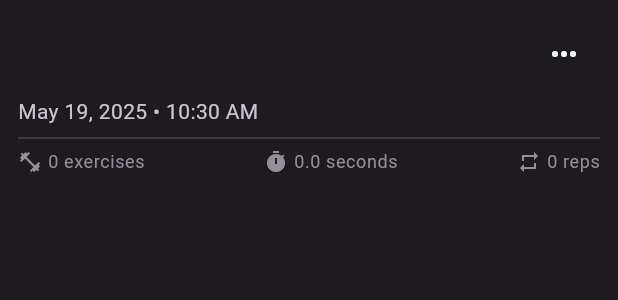
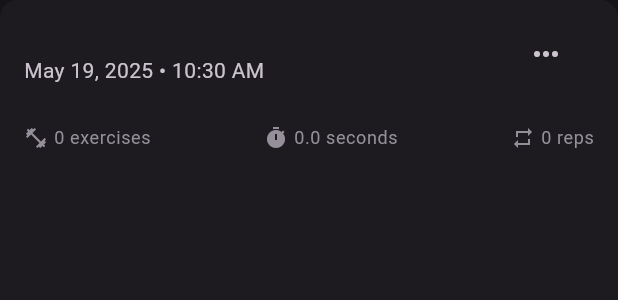
Before and after one commit to shareefhadid/traak, a Flutter app: the WorkoutCard widget shown alone on an empty page, opened directly with empty values, on a phone screen of 412 x 824 dp. Shown: the top 300 px of the screen. Run offline on Flutter 3.47's test engine with Material 3 defaults, Android fonts, the phone set to English and light mode, and no system bars; our stand-ins replace go_router, isar; accounts and stored records are empty; generated files the repository leaves out were written again.

Commit message:
adjusted styling

```diff
--- a/lib/features/history/components/workout_card.dart
+++ b/lib/features/history/components/workout_card.dart
@@ -1,10 +1,10 @@
 import 'package:flutter/material.dart';
 import 'package:go_router/go_router.dart';
 import 'package:intl/intl.dart';
+import 'package:traak/features/history/components/workout_info_item.dart';
+import 'package:traak/shared/components/confirmation_dialog.dart';
 import 'package:traak/shared/constants/spacing.dart';
 import 'package:traak/shared/models/workout.dart';
-import 'package:traak/features/history/components/workout_info_item.dart';
-import 'package:traak/shared/components/confirmation_dialog.dart';
 
 class WorkoutCard extends StatelessWidget {
   const WorkoutCard({super.key, required this.workout, required this.onDelete});
@@ -47,24 +47,13 @@ class WorkoutCard extends StatelessWidget {
           ),
       child: Card(
         margin: const EdgeInsets.only(bottom: Spacing.md),
-        shape: const Border(),
-        child: Padding(
-          padding: const EdgeInsets.all(Spacing.md),
         child: Column(
           crossAxisAlignment: CrossAxisAlignment.start,
           children: [
-              Row(
-                crossAxisAlignment: CrossAxisAlignment.center,
-                children: [
-                  Expanded(
-                    child: Text(
-                      workout.routineName,
-                      maxLines: 1,
-                      overflow: TextOverflow.ellipsis,
-                      style: TextTheme.of(context).titleMedium,
-                    ),
-                  ),
-                  PopupMenuButton<String>(
+            ListTile(
+              title: Text(workout.routineName),
+              subtitle: Text(formattedDate),
+              trailing: PopupMenuButton<String>(
                 useRootNavigator: true,
                 icon: const Icon(Icons.more_horiz),
                 onSelected: (value) {
@@ -86,17 +75,15 @@ class WorkoutCard extends StatelessWidget {
                       ),
                     ],
               ),
-                ],
             ),
-              const SizedBox(height: Spacing.xs),
-              Text(
-                formattedDate,
-                style: TextTheme.of(context).bodyMedium!.copyWith(
-                  color: ColorScheme.of(context).onSurfaceVariant,
+            Padding(
+              padding: const EdgeInsets.only(
+                top: Spacing.md,
+                left: Spacing.body,
+                right: Spacing.body,
+                bottom: Spacing.body,
               ),
-              ),
-              const Divider(),
-              Row(
+              child: Row(
                 mainAxisAlignment: MainAxisAlignment.spaceBetween,
                 children: [
                   WorkoutInfoItem(
@@ -115,8 +102,8 @@ class WorkoutCard extends StatelessWidget {
                   ),
                 ],
               ),
+            ),
           ],
-          ),
         ),
       ),
     );
--- a/lib/features/history/workout_history_screen.dart
+++ b/lib/features/history/workout_history_screen.dart
@@ -1,5 +1,6 @@
 import 'package:flutter/material.dart';
 import 'package:traak/shared/components/custom_app_bar.dart';
+import 'package:traak/shared/constants/spacing.dart';
 import 'package:traak/shared/models/workout.dart';
 import 'package:traak/shared/repositories/workout_repository.dart';
 import 'package:traak/features/history/components/workout_card.dart';
@@ -49,6 +50,12 @@ class _WorkoutHistoryScreenState extends State<WorkoutHistoryScreen> {
 
           return ListView.builder(
             itemCount: workouts.length,
+            padding: const EdgeInsets.only(
+              top: Spacing.lg,
+              left: Spacing.body,
+              right: Spacing.body,
+              bottom: Spacing.body,
+            ),
             itemBuilder: (context, index) {
               final workout = workouts[index];
               return WorkoutCard(
--- a/lib/shared/components/shell_scaffold.dart
+++ b/lib/shared/components/shell_scaffold.dart
@@ -36,7 +36,7 @@ class ShellScaffold extends StatelessWidget {
         items: const [
           BottomNavigationBarItem(
             icon: Padding(
-              padding: EdgeInsets.only(top: Spacing.md),
+              padding: EdgeInsets.only(top: Spacing.sm, bottom: Spacing.xs),
               child: Icon(Icons.fitness_center),
             ),
             label: 'Track',
@@ -44,7 +44,7 @@ class ShellScaffold extends StatelessWidget {
           ),
           BottomNavigationBarItem(
             icon: Padding(
-              padding: EdgeInsets.only(top: Spacing.md),
+              padding: EdgeInsets.only(top: Spacing.sm, bottom: Spacing.xs),
               child: Icon(Icons.history),
             ),
             label: 'History',
--- a/lib/theme.dart
+++ b/lib/theme.dart
@@ -4,4 +4,10 @@ final ThemeData darkTheme = ThemeData(
   brightness: Brightness.dark,
   colorSchemeSeed: Colors.deepPurple,
   appBarTheme: const AppBarTheme(centerTitle: true),
+  pageTransitionsTheme: const PageTransitionsTheme(
+    builders: {
+      TargetPlatform.android: CupertinoPageTransitionsBuilder(),
+      TargetPlatform.iOS: CupertinoPageTransitionsBuilder(),
+    },
+  ),
 );
```
Lines whose indentation alone changed are shown as unchanged.
